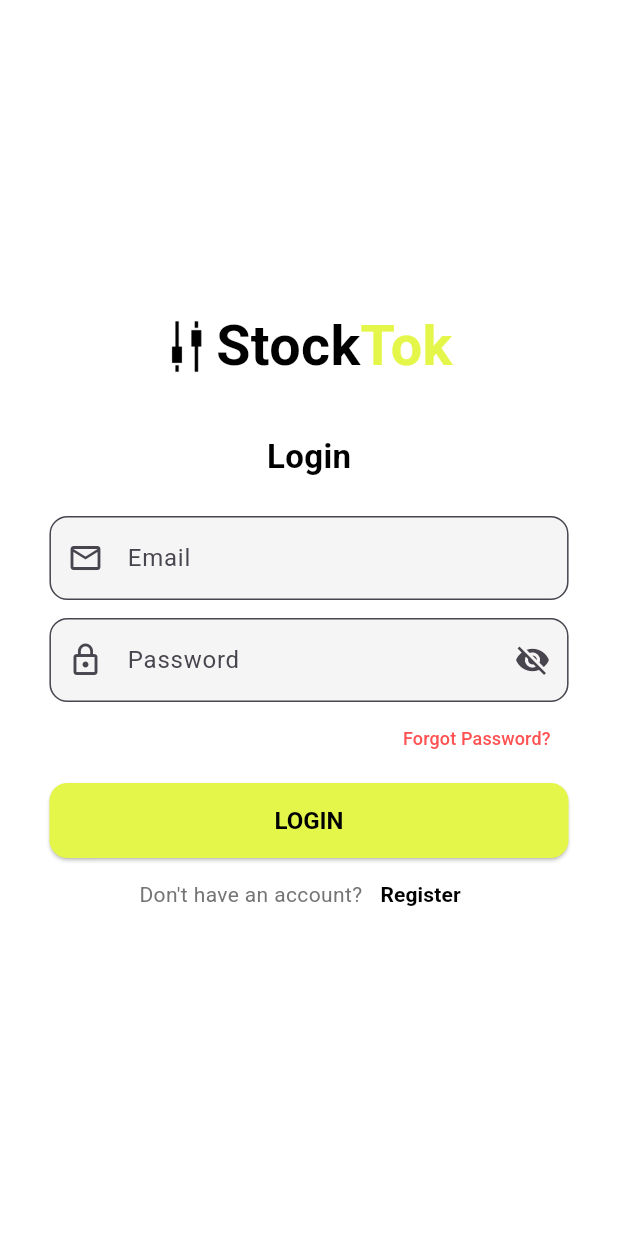
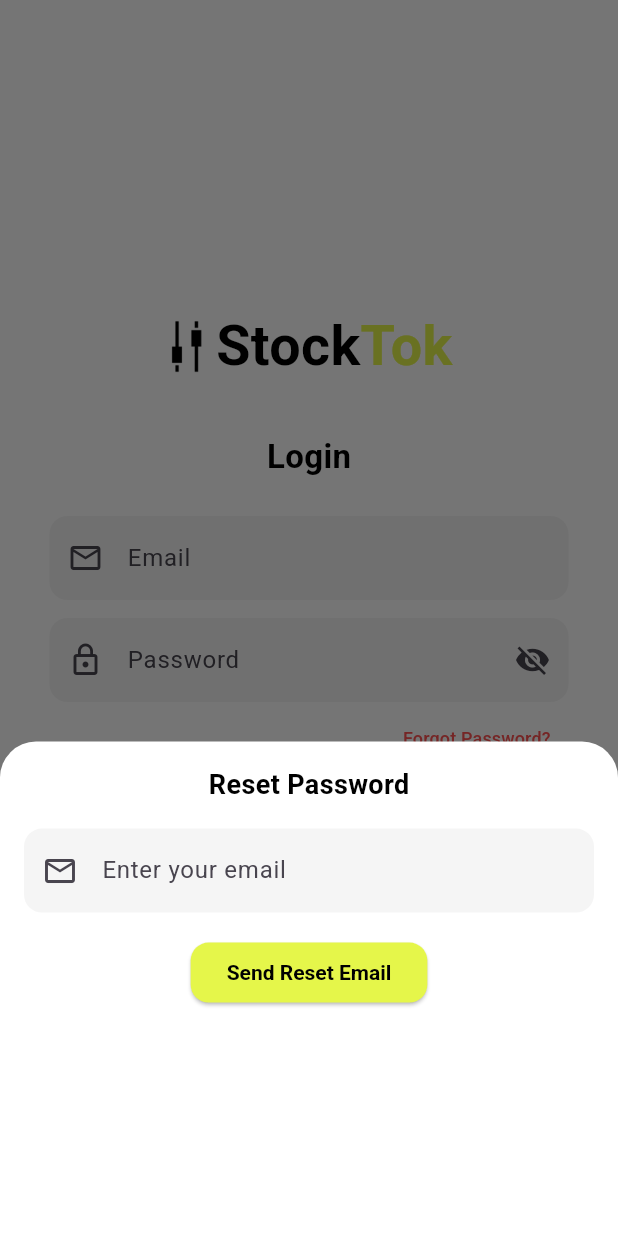
Before and after one commit to hassanabbas16/stocktok, a Flutter app: the AuthPage screen opened directly, after a tap on "Forgot Password?", on a phone screen of 412 x 824 dp. Run offline on Flutter 3.47's test engine with Material 3 defaults, Android fonts, the phone set to English and light mode, and no system bars; drawn by our look-alikes of overlay_support; our stand-ins replace cloud_firestore, firebase_auth, firebase_core, flutter_dotenv, flutter_local_notifications; missing offline and left inert: flutter_background_service, flutter_background_service_android; accounts and stored records are empty; network calls fail.

Commit message:
auth page complete

```diff
--- a/lib/pages/auth_page.dart
+++ b/lib/pages/auth_page.dart
@@ -1,5 +1,6 @@
 import 'package:flutter/material.dart';
 import 'package:firebase_auth/firebase_auth.dart';
+import 'main_page.dart';
 
 class AuthPage extends StatefulWidget {
   const AuthPage({Key? key}) : super(key: key);
@@ -10,6 +11,7 @@ class AuthPage extends StatefulWidget {
 
 class _AuthPageState extends State<AuthPage> {
   final FirebaseAuth _auth = FirebaseAuth.instance;
+
   final _emailController = TextEditingController();
   final _passwordController = TextEditingController();
   bool _obscurePassword = true;
@@ -17,9 +19,10 @@ class _AuthPageState extends State<AuthPage> {
   bool isLogin = true;
   bool isLoading = false;
 
+  // "Tok" text & main button color
   final Color primaryColor = const Color(0xFFE5F64A);
 
-  void _login() async {
+  Future<void> _login() async {
     setState(() => isLoading = true);
     try {
       await _auth.signInWithEmailAndPassword(
@@ -29,8 +32,14 @@ class _AuthPageState extends State<AuthPage> {
       ScaffoldMessenger.of(context).showSnackBar(
         const SnackBar(content: Text('Login Successful!')),
       );
-      _emailController.clear();
-      _passwordController.clear();
+
+      // After successful login, go to MainPage
+      if (mounted) {
+        Navigator.pushReplacement(
+          context,
+          MaterialPageRoute(builder: (context) => const MainPage()),
+        );
+      }
     } catch (e) {
       ScaffoldMessenger.of(context).showSnackBar(
         SnackBar(content: Text(e.toString())),
@@ -40,7 +49,7 @@ class _AuthPageState extends State<AuthPage> {
     }
   }
 
-  void _signup() async {
+  Future<void> _signup() async {
     setState(() => isLoading = true);
     try {
       await _auth.createUserWithEmailAndPassword(
@@ -52,6 +61,8 @@ class _AuthPageState extends State<AuthPage> {
       );
       _emailController.clear();
       _passwordController.clear();
+
+      // After successful signup, switch to login
       setState(() => isLogin = true);
     } catch (e) {
       ScaffoldMessenger.of(context).showSnackBar(
@@ -62,36 +73,164 @@ class _AuthPageState extends State<AuthPage> {
     }
   }
 
+  /// Draggable bottom sheet for "Forgot Password?"
+  void _showForgotPasswordSheet() {
+    showModalBottomSheet(
+      context: context,
+      isScrollControlled: true,
+      backgroundColor: Colors.transparent,
+      builder: (_) {
+        return DraggableScrollableSheet(
+          initialChildSize: 0.4,
+          minChildSize: 0.3,
+          maxChildSize: 0.8,
+          builder: (context, scrollController) {
+            final isDark = Theme.of(context).brightness == Brightness.dark;
+            final _resetEmailController = TextEditingController();
+
+            return Container(
+              decoration: BoxDecoration(
+                color: isDark ? Colors.grey[900] : Colors.white,
+                borderRadius: const BorderRadius.vertical(top: Radius.circular(24)),
+              ),
+              padding: const EdgeInsets.all(16),
+              child: SingleChildScrollView(
+                controller: scrollController,
+                child: Column(
+                  children: [
+                    Text(
+                      'Reset Password',
+                      style: TextStyle(
+                        fontWeight: FontWeight.bold,
+                        fontSize: 18,
+                        color: isDark ? Colors.white : Colors.black,
+                      ),
+                    ),
+                    const SizedBox(height: 16),
+                    TextField(
+                      controller: _resetEmailController,
+                      decoration: InputDecoration(
+                        prefixIcon: const Icon(Icons.email_outlined),
+                        hintText: 'Enter your email',
+                        filled: true,
+                        fillColor: isDark ? Colors.grey[800] : Colors.grey[100],
+                        border: OutlineInputBorder(
+                          borderRadius: BorderRadius.circular(12),
+                          borderSide: BorderSide.none,
+                        ),
+                      ),
+                      style: TextStyle(color: isDark ? Colors.white : Colors.black),
+                    ),
+                    const SizedBox(height: 16),
+                    ElevatedButton(
+                      onPressed: () async {
+                        final resetEmail = _resetEmailController.text.trim();
+                        if (resetEmail.isEmpty) return;
+                        try {
+                          await _auth.sendPasswordResetEmail(email: resetEmail);
+                          Navigator.pop(context); // close bottom sheet
+                          ScaffoldMessenger.of(context).showSnackBar(
+                            const SnackBar(content: Text('Password reset email sent!')),
+                          );
+                        } catch (e) {
+                          ScaffoldMessenger.of(context).showSnackBar(
+                            SnackBar(content: Text('Error: $e')),
+                          );
+                        }
+                      },
+                      style: ElevatedButton.styleFrom(
+                        backgroundColor: primaryColor,
+                        foregroundColor: Colors.black,
+                        shape: RoundedRectangleBorder(borderRadius: BorderRadius.circular(12)),
+                      ),
+                      child: const Text('Send Reset Email'),
+                    ),
+                  ],
+                ),
+              ),
+            );
+          },
+        );
+      },
+    );
+  }
+
+  /// Helper widget to build text fields for Email/Password
+  Widget _buildTextField(
+      TextEditingController controller,
+      String hint,
+      IconData prefixIcon,
+      bool isDark, {
+        bool isPassword = false,
+      }) {
+    return TextField(
+      controller: controller,
+      obscureText: isPassword ? _obscurePassword : false,
+      decoration: InputDecoration(
+        prefixIcon: Icon(prefixIcon),
+        suffixIcon: isPassword
+            ? IconButton(
+          icon: Icon(_obscurePassword ? Icons.visibility_off : Icons.visibility),
+          onPressed: () {
+            setState(() => _obscurePassword = !_obscurePassword);
+          },
+        )
+            : null,
+        hintText: hint,
+        filled: true,
+        fillColor: isDark ? Colors.grey[800] : Colors.grey[100],
+        border: OutlineInputBorder(
+          borderRadius: BorderRadius.circular(12),
+          borderSide: BorderSide.none,
+        ),
+      ),
+      style: TextStyle(color: isDark ? Colors.white : Colors.black),
+    );
+  }
+
   @override
   Widget build(BuildContext context) {
+    final isDark = Theme.of(context).brightness == Brightness.dark;
     final width = MediaQuery.of(context).size.width;
     final height = MediaQuery.of(context).size.height;
 
     return Scaffold(
-      backgroundColor: Colors.white,
+      backgroundColor: Theme.of(context).scaffoldBackgroundColor,
       body: Center(
         child: isLoading
             ? const CircularProgressIndicator()
             : SingleChildScrollView(
           padding: EdgeInsets.symmetric(horizontal: width * 0.08),
           child: Column(
-            mainAxisAlignment: MainAxisAlignment.center,
             children: [
+              // App Logo & Title
               Row(
                 mainAxisAlignment: MainAxisAlignment.center,
                 children: [
-                  Image.asset('assets/icons/iconf.png', height: height * 0.05),
+                  Image.asset(
+                    'assets/icons/iconf.png',
+                    height: height * 0.05,
+                    color: isDark ? Colors.white : null,
+                  ),
                   const SizedBox(width: 6),
                   Text.rich(
                     TextSpan(
                       children: [
                         TextSpan(
                           text: 'Stock',
-                          style: TextStyle(fontSize: width * 0.09, fontWeight: FontWeight.bold, color: Colors.black),
+                          style: TextStyle(
+                            fontSize: width * 0.09,
+                            fontWeight: FontWeight.bold,
+                            color: isDark ? Colors.white : Colors.black,
+                          ),
                         ),
                         TextSpan(
                           text: 'Tok',
-                          style: TextStyle(fontSize: width * 0.09, fontWeight: FontWeight.bold, color: primaryColor),
+                          style: TextStyle(
+                            fontSize: width * 0.09,
+                            fontWeight: FontWeight.bold,
+                            color: primaryColor,
+                          ),
                         ),
                       ],
                     ),
@@ -101,60 +240,32 @@ class _AuthPageState extends State<AuthPage> {
 
               const SizedBox(height: 32),
 
-              // Dynamic Heading (Login/Signup)
+              // Login or Signup Title
               Text(
                 isLogin ? 'Login' : 'Signup',
-                style: const TextStyle(fontSize: 22, fontWeight: FontWeight.bold, color: Colors.black),
+                style: TextStyle(
+                  fontSize: 22,
+                  fontWeight: FontWeight.bold,
+                  color: isDark ? Colors.white : Colors.black,
+                ),
               ),
 
               const SizedBox(height: 24),
 
               // Email Field
-              TextField(
-                controller: _emailController,
-                decoration: InputDecoration(
-                  prefixIcon: const Icon(Icons.email_outlined),
-                  hintText: 'Email',
-                  border: OutlineInputBorder(
-                    borderRadius: BorderRadius.circular(12),
-                  ),
-                  filled: true,
-                  fillColor: Colors.grey[100],
-                ),
-                keyboardType: TextInputType.emailAddress,
-              ),
+              _buildTextField(_emailController, 'Email', Icons.email_outlined, isDark),
 
               const SizedBox(height: 12),
 
               // Password Field
-              TextField(
-                controller: _passwordController,
-                decoration: InputDecoration(
-                  prefixIcon: const Icon(Icons.lock_outline),
-                  suffixIcon: IconButton(
-                    icon: Icon(
-                      _obscurePassword ? Icons.visibility_off : Icons.visibility,
-                    ),
-                    onPressed: () {
-                      setState(() {
-                        _obscurePassword = !_obscurePassword;
-                      });
-                    },
-                  ),
-                  hintText: 'Password',
-                  border: OutlineInputBorder(
-                    borderRadius: BorderRadius.circular(12),
-                  ),
-                  filled: true,
-                  fillColor: Colors.grey[100],
-                ),
-                obscureText: _obscurePassword,
-              ),
+              _buildTextField(_passwordController, 'Password', Icons.lock_outline, isDark, isPassword: true),
+
+              // Forgot Password
               if (isLogin)
                 Align(
                   alignment: Alignment.centerRight,
                   child: TextButton(
-                    onPressed: () {},
+                    onPressed: _showForgotPasswordSheet,
                     child: const Text(
                       'Forgot Password?',
                       style: TextStyle(color: Colors.redAccent, fontSize: 12),
@@ -162,10 +273,11 @@ class _AuthPageState extends State<AuthPage> {
                   ),
                 )
               else
-                const SizedBox(height: 12), // Only during signup
+                const SizedBox(height: 12),
 
               const SizedBox(height: 6),
 
+              // Login / Signup Button
               SizedBox(
                 width: double.infinity,
                 height: 50,
@@ -184,23 +296,25 @@ class _AuthPageState extends State<AuthPage> {
                   ),
                 ),
               ),
+
+              // Switch between Login & Signup
               Row(
                 mainAxisAlignment: MainAxisAlignment.center,
                 children: [
                   Text(
                     isLogin ? "Don't have an account?" : "Already have an account?",
-                    style: TextStyle(fontSize: 14, color: Colors.grey[600]),
+                    style: TextStyle(
+                      fontSize: 14,
+                      color: isDark ? Colors.grey[400] : Colors.grey[600],
+                    ),
                   ),
                   TextButton(
-                    onPressed: () {
-                      setState(() => isLogin = !isLogin);
-                    },
+                    onPressed: () => setState(() => isLogin = !isLogin),
                     child: Text(
                       isLogin ? 'Register' : 'Login',
-                      style: const TextStyle(
-                        fontSize: 14,
+                      style: TextStyle(
                         fontWeight: FontWeight.bold,
-                        color: Colors.black,
+                        color: isDark ? Colors.white : Colors.black,
                       ),
                     ),
                   ),
```
